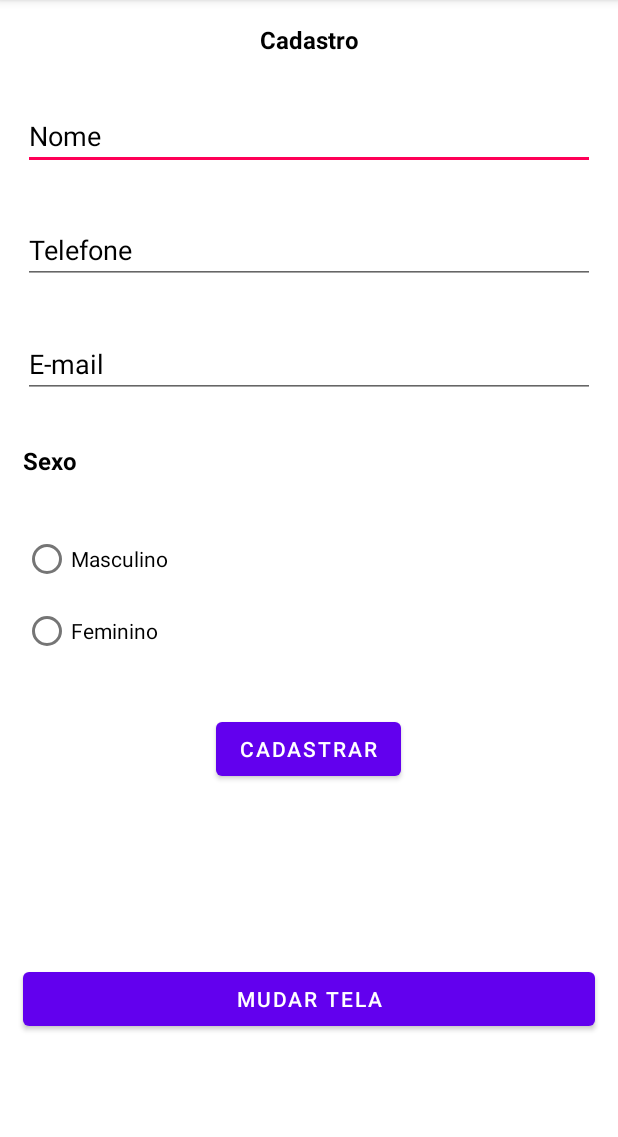
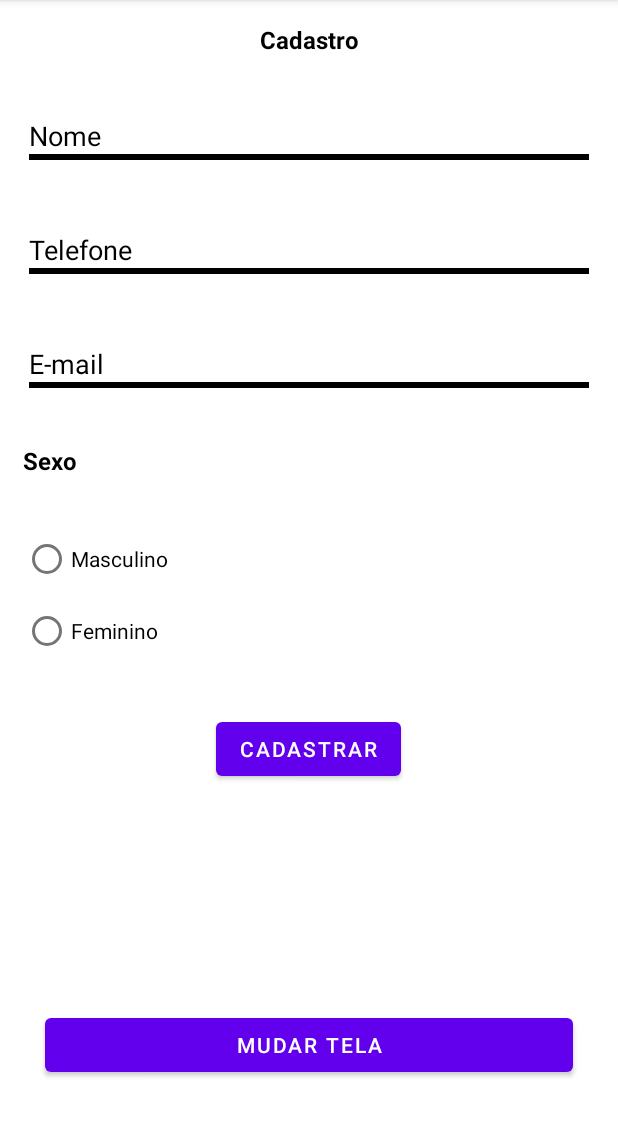
Before and after one commit to EllitonDias/FirstApp, an Android app: the screen it shows after launch (MainActivity), on a phone screen of 412 x 824 dp, the part 84-1221 px from its top. Run offline under Robolectric (Android 15) with nearby library versions, the phone set to English and light mode, and no system bars.

Commit message:
Add files via upload

```diff
--- a/FirstApp/app/src/main/AndroidManifest.xml
+++ b/FirstApp/app/src/main/AndroidManifest.xml
@@ -10,13 +10,13 @@
         android:supportsRtl="true"
         android:theme="@style/Theme.FirstApp">
         <activity
-            android:name=".ListV"
+            android:name=".activity.ListV"
             android:exported="false" />
         <activity
-            android:name=".MainActivity2"
+            android:name=".activity.MainActivity2"
             android:exported="false" />
         <activity
-            android:name=".MainActivity"
+            android:name=".activity.MainActivity"
             android:exported="true">
             <intent-filter>
                 <action android:name="android.intent.action.MAIN" />
--- /dev/null
+++ b/FirstApp/app/src/main/java/br/com/ufc/firstapp/activity/MainActivity.java
@@ -0,0 +1,100 @@
+package br.com.ufc.firstapp.activity;
+
+import androidx.appcompat.app.AppCompatActivity;
+
+import android.content.Intent;
+import android.os.Bundle;
+import android.view.View;
+import android.widget.Button;
+import android.widget.EditText;
+import android.widget.RadioButton;
+import android.widget.TextView;
+
+import com.google.android.material.snackbar.Snackbar;
+
+import br.com.ufc.firstapp.R;
+
+public class MainActivity extends AppCompatActivity {
+
+    private EditText  nome, telefone, email;
+    private RadioButton masculino, feminino;
+    private TextView resNome, resTelefone, resEmail,resSexo;
+    private Button mudarTela;
+
+    @Override
+    protected void onCreate(Bundle savedInstanceState) {
+        super.onCreate(savedInstanceState);
+        setContentView(R.layout.activity_main);
+
+        inicializacaoDosCampos();
+        mudarTela();
+        ConfigurandoBtn();
+    }
+
+    private void mudarTela() {
+        mudarTela.setOnClickListener(new View.OnClickListener() {
+            @Override
+            public void onClick(View view) {
+                Intent mt = new Intent(getApplicationContext(), MainActivity2.class);
+                startActivity(mt);
+            }
+        });
+    }
+
+    private void ConfigurandoBtn() {
+        Button btnCadastrar = findViewById(R.id.activity_main_btn_cadastrar);
+
+        btnCadastrar.setOnClickListener(new View.OnClickListener() {
+            @Override
+            public void onClick(View v) {
+                String editNome = nome.getText().toString();
+                String editTelefone = telefone.getText().toString();
+                String editEmail = email.getText().toString();
+
+                if (editNome.isEmpty() || editTelefone.isEmpty() || editEmail.isEmpty()) {
+                    Snackbar.make(v, "Preencha todos os campos", Snackbar.LENGTH_LONG).show();
+                } else {
+                    btnRadio(v);
+                }
+            }
+        });
+    }
+
+    private void inicializacaoDosCampos() {
+        nome = findViewById(R.id.activity_main_nome);
+        telefone = findViewById(R.id.activity_main_telefone);
+        email = findViewById(R.id.activity_main_email);
+
+        masculino = findViewById(R.id.activity_main_masculino);
+        feminino = findViewById(R.id.activity_main_feminino);
+
+        resNome = findViewById(R.id.activity_main_resNome);
+        resTelefone = findViewById(R.id.activity_main_resTelefone);
+        resEmail = findViewById(R.id.activity_main_resEmail);
+        resSexo = findViewById(R.id.activity_main_resSexo);
+
+        mudarTela = findViewById(R.id.activity_main_buttonTela);
+    }
+
+    private void btnRadio(View view){
+
+        String editNome = nome.getText().toString();
+        String editTelefone = telefone.getText().toString();
+        String editEmail = email.getText().toString();
+
+        if(masculino.isChecked()){
+            resNome.setText(editNome);
+            resTelefone.setText(editTelefone);
+            resEmail.setText(editEmail);
+            resSexo.setText("Masculino");
+        }else if(feminino.isChecked()){
+            resNome.setText(editNome);
+            resTelefone.setText(editTelefone);
+            resEmail.setText(editEmail);
+            resSexo.setText("Feminino");
+        }else{
+            Snackbar.make(view, "Preencha o sexo", Snackbar.LENGTH_SHORT).show();
+        }
+    }
+
+}
--- a/FirstApp/app/src/main/res/layout/activity_main.xml
+++ b/FirstApp/app/src/main/res/layout/activity_main.xml
@@ -5,7 +5,7 @@
     android:layout_height="match_parent"
     android:background="@color/white"
     android:orientation="vertical"
-    tools:context=".MainActivity">
+    tools:context=".activity.MainActivity">
 
     <TextView
         android:id="@+id/activity_main_cadastro"
@@ -23,6 +23,8 @@
         android:layout_width="match_parent"
         android:layout_height="wrap_content"
         android:layout_margin="15dp"
+        android:backgroundTint="#000000"
+        android:backgroundTintMode="add"
         android:ems="10"
         android:hint="Nome"
         android:inputType="textCapWords"
@@ -35,6 +37,8 @@
         android:layout_width="match_parent"
         android:layout_height="wrap_content"
         android:layout_margin="15dp"
+        android:backgroundTint="@color/black"
+        android:backgroundTintMode="add"
         android:ems="10"
         android:hint="Telefone"
         android:inputType="phone"
@@ -47,6 +51,8 @@
         android:layout_width="match_parent"
         android:layout_height="wrap_content"
         android:layout_margin="15dp"
+        android:backgroundTint="#000000"
+        android:backgroundTintMode="add"
         android:ems="10"
         android:hint="E-mail"
         android:inputType="textEmailAddress"
@@ -97,8 +103,7 @@
         android:id="@+id/activity_main_resNome"
         android:layout_width="match_parent"
         android:layout_height="wrap_content"
-        android:layout_marginLeft="15dp"
-        android:layout_marginRight="15dp"
+        android:layout_margin="2dp"
         android:textColor="@color/purple_700"
         android:textSize="16sp"
         android:textStyle="bold" />
@@ -107,8 +112,7 @@
         android:id="@+id/activity_main_resTelefone"
         android:layout_width="match_parent"
         android:layout_height="wrap_content"
-        android:layout_marginLeft="15dp"
-        android:layout_marginRight="15dp"
+        android:layout_margin="2dp"
         android:textColor="@color/purple_700"
         android:textSize="16sp"
         android:textStyle="bold" />
@@ -117,8 +121,7 @@
         android:id="@+id/activity_main_resEmail"
         android:layout_width="match_parent"
         android:layout_height="wrap_content"
-        android:layout_marginLeft="15dp"
-        android:layout_marginRight="15dp"
+        android:layout_margin="2dp"
         android:textColor="@color/purple_700"
         android:textSize="16sp"
         android:textStyle="bold" />
@@ -127,8 +130,7 @@
         android:id="@+id/activity_main_resSexo"
         android:layout_width="match_parent"
         android:layout_height="wrap_content"
-        android:layout_marginLeft="15dp"
-        android:layout_marginRight="15dp"
+        android:layout_margin="2dp"
         android:textColor="@color/purple_700"
         android:textSize="16sp"
         android:textStyle="bold" />
@@ -137,8 +139,9 @@
         android:id="@+id/activity_main_buttonTela"
         android:layout_width="match_parent"
         android:layout_height="wrap_content"
-        android:layout_margin="15dp"
-        android:text="Mudar tela" />
+        android:layout_margin="30dp"
+        android:text="@string/btn_MudarTela"
+        tools:ignore="TouchTargetSizeCheck,TouchTargetSizeCheck" />
 
 
 </LinearLayout>
--- a/FirstApp/app/src/main/res/values/strings.xml
+++ b/FirstApp/app/src/main/res/values/strings.xml
@@ -5,4 +5,7 @@
     <string name="radio_Masculino">Masculino</string>
     <string name="radio_Feminino">Feminino</string>
     <string name="btn_Cadastrar">Cadastrar</string>
+    <string name="btn_MudarTela">Mudar Tela</string>
+    <string name="btn_Tela3">Tela 3</string>
+    <string name="txt_Long">Aperte Longamente</string>
 </resources>
```
Also changed, not shown: FirstApp/app/src/main/java/br/com/ufc/firstapp/activity/ListV.java (added, +52 -0 lines), FirstApp/app/src/main/java/br/com/ufc/firstapp/activity/MainActivity2.java (added, +85 -0 lines), FirstApp/app/src/main/java/br/com/ufc/firstapp/model/Cliente.java (added, +35 -0 lines), FirstApp/app/src/main/res/layout/activity_list_view.xml (+8 -8 lines), FirstApp/app/src/main/res/layout/activity_main2.xml (+11 -1 lines).
